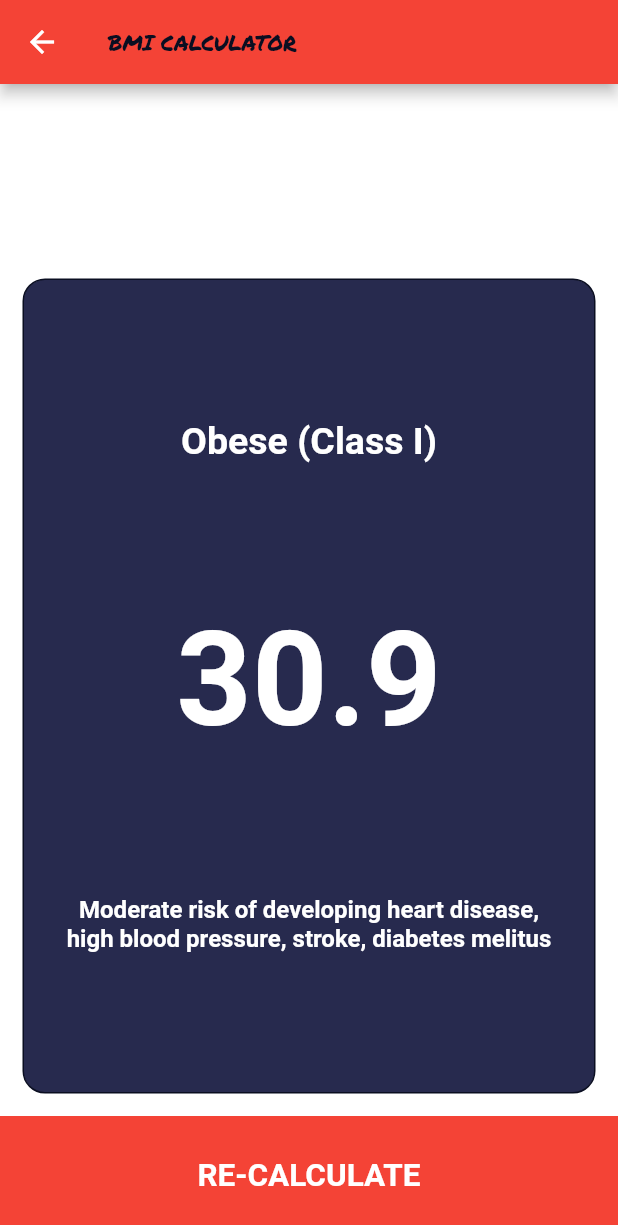
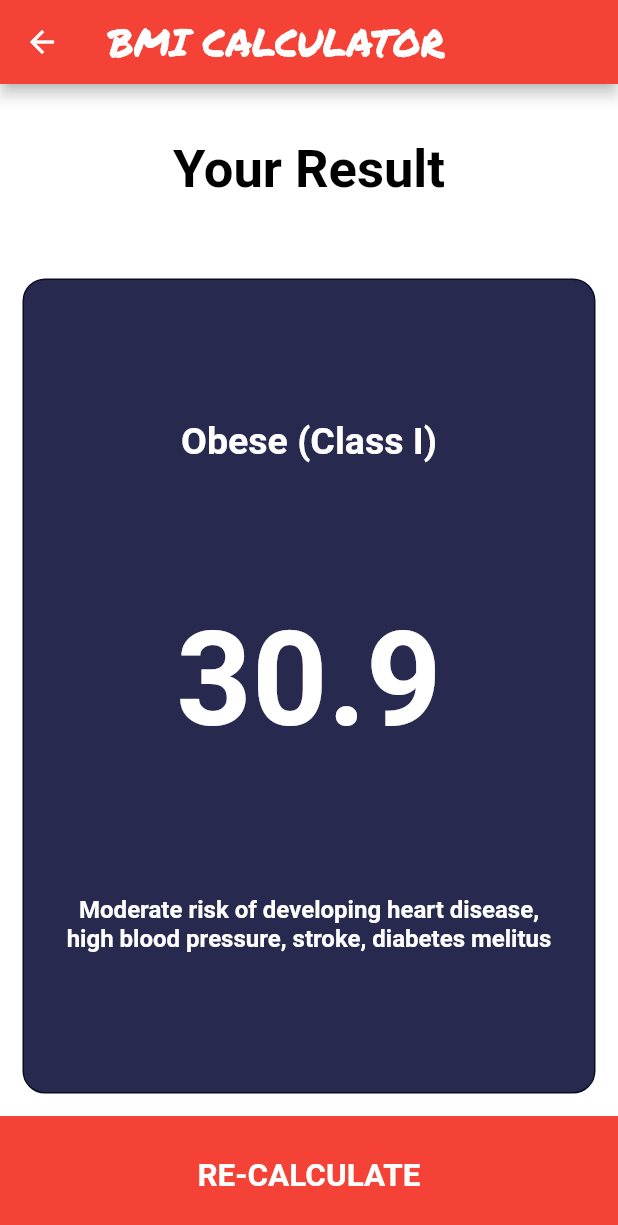
Before and after one commit to screamdying/bmi, a Flutter app: the screen it shows after launch, after a tap on "CALCULATE", on a phone screen of 412 x 824 dp. Shown: the top 1225 px of the screen. Run offline on Flutter 3.47's test engine with Material 2 defaults, Android fonts, the phone set to English and light mode, and no system bars; our stand-ins replace google_fonts.

Commit message:
Update bmi_result_screen.dart
Ganti warna Font

```diff
--- a/lib/views/bmi_result_screen.dart
+++ b/lib/views/bmi_result_screen.dart
@@ -63,7 +63,10 @@ class BmiResultScreen extends StatelessWidget {
       appBar: AppBar(
         title: Text(
           "BMI CALCULATOR",
-          style: GoogleFonts.permanentMarker(),
+          style: GoogleFonts.permanentMarker(
+            fontSize: 25,
+            color: Colors.white,
+          ),
         ),
       ),
       body: Column(
@@ -75,7 +78,7 @@ class BmiResultScreen extends StatelessWidget {
                 style: TextStyle(
                   fontSize: 35,
                   fontWeight: FontWeight.bold,
-                  color: Colors.white,
+                  color: Colors.black,
                 ),
               ),
             ),
```
